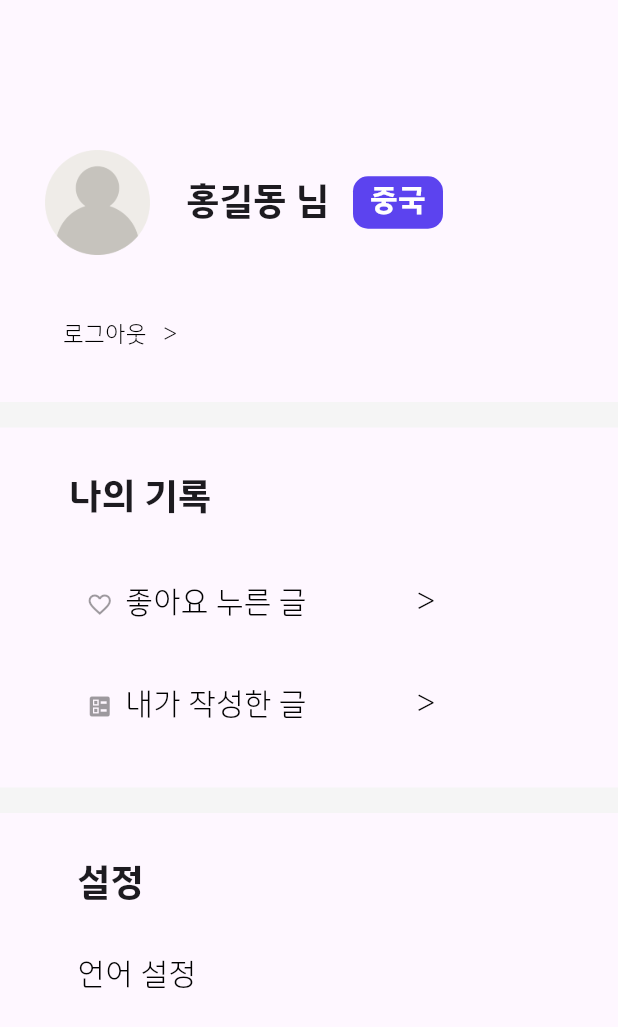
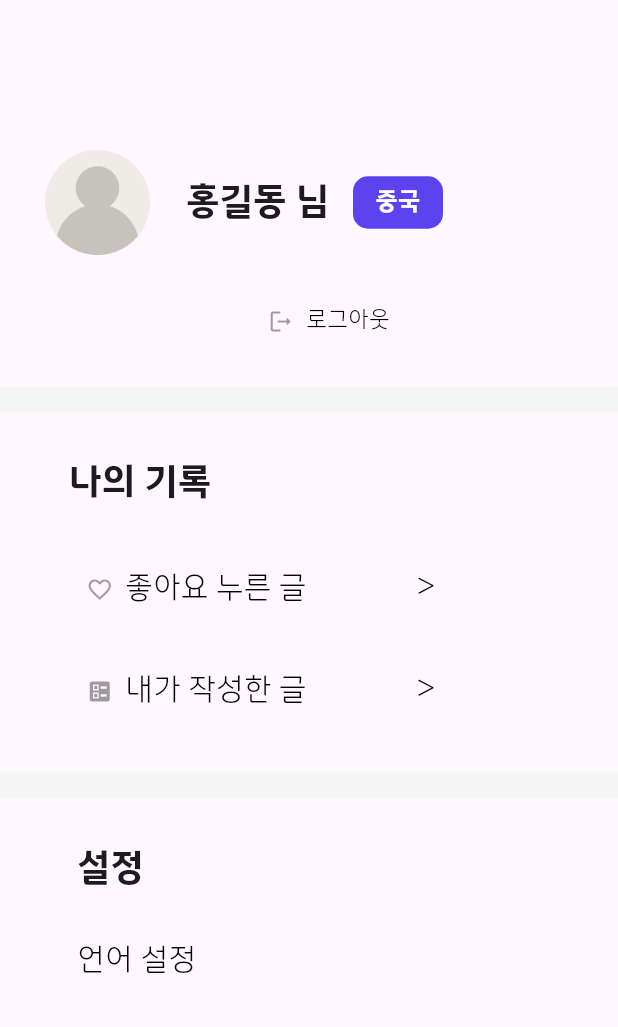
Before and after one commit to DKU-CapstoneDesign/FE_APP_FLUTTER, a Flutter app: the MyPage screen opened directly, on a phone screen of 412 x 824 dp. Shown: the top 1027 px of the screen. Run offline on Flutter 3.47's test engine with Material 3 defaults, Android fonts, the phone set to English and light mode, and no system bars; our stand-ins replace country_picker, image_picker; accounts and stored records are empty; project files that could hold a hidden picture were left out.

Commit message:
fix : change myPage UI

```diff
--- a/lib/view/screens/mypage/myPage.dart
+++ b/lib/view/screens/mypage/myPage.dart
@@ -52,7 +52,7 @@ class _MyPageState extends State<MyPage> {
                           "중국",
                           textAlign: TextAlign.center,
                           style: TextStyle(
-                            fontSize: 20,
+                            fontSize: 16,
                             color : Colors.white,
                             fontFamily: 'SejonghospitalBold',
                           ),
@@ -60,15 +60,18 @@ class _MyPageState extends State<MyPage> {
                       )
                     ],
                   ),
-                  SizedBox(height: 30),
-                  TextButton(
-                    onPressed: () => user.logout(),
-                    child: const Text(
-                      "로그아웃   >",
-                      style: TextStyle(
-                        fontSize: 15,
-                        fontFamily: "SejonghospitalLight",
-                        color: Colors.black,
+                  SizedBox(height: 20),
+                  Center(
+                    child: TextButton.icon(
+                      icon: Icon(Icons.logout_rounded, color: Colors.black38),
+                      onPressed: () => user.logout(),
+                      label: const Text(
+                        "로그아웃",
+                        style: TextStyle(
+                          fontSize: 15,
+                          fontFamily: "SejonghospitalLight",
+                          color: Colors.black,
+                        ),
                       ),
                     ),
                   ),
```
Also changed, not shown: lib/viewModel/mainPage_viewModel.dart (deleted).
